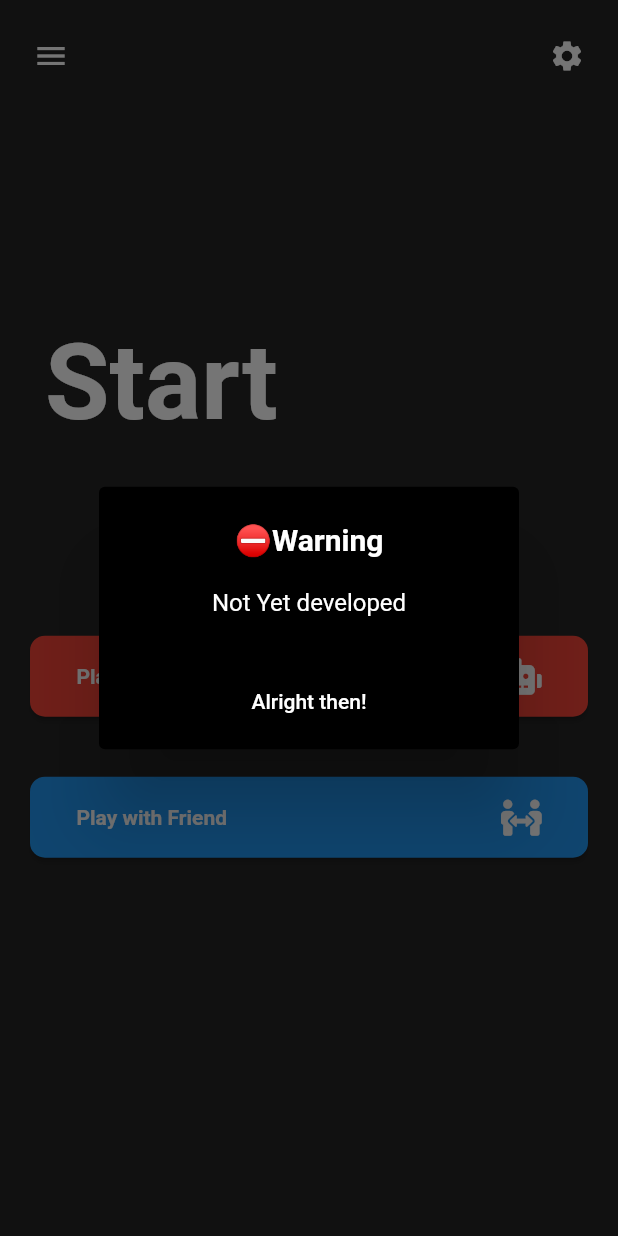
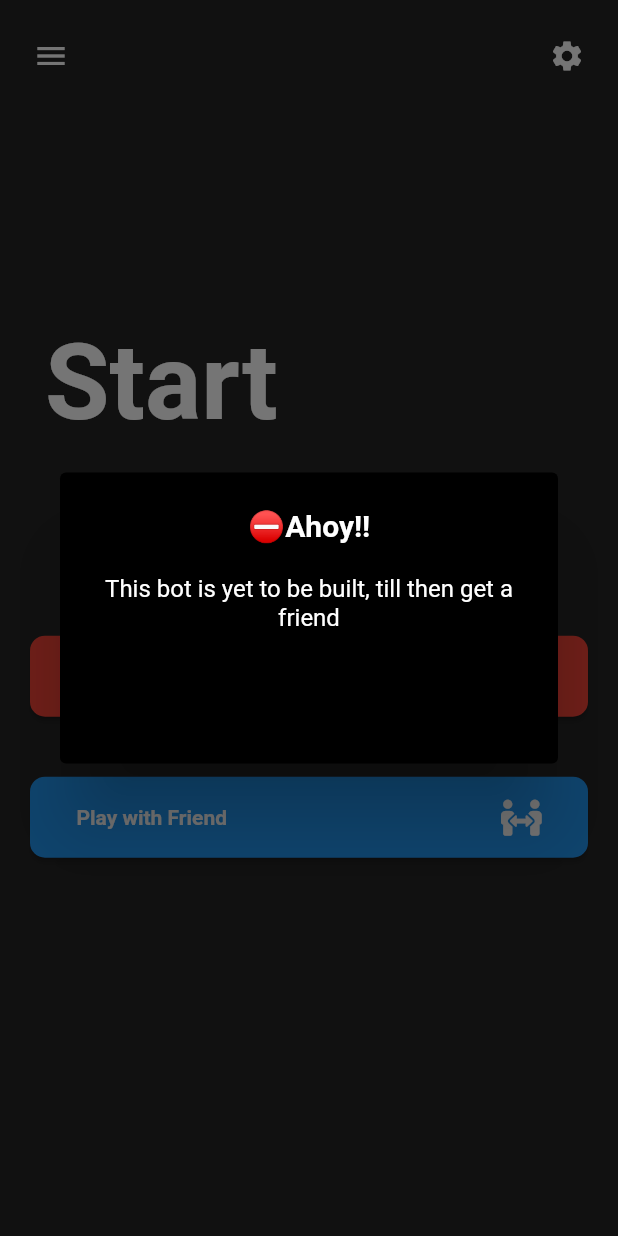
Before and after one commit to Afroz-Shaikh/ttt, a Flutter app: the screen it shows after launch, after a tap on "Play with bot", on a phone screen of 412 x 824 dp. Run offline on Flutter 3.47's test engine with Material 2 defaults, Android fonts, the phone set to English and light mode, and no system bars; our stand-ins replace font_awesome_flutter; missing offline and left inert: giffy_dialog.

Commit message:
Update Home.dart

```diff
--- a/lib/Screens/Home.dart
+++ b/lib/Screens/Home.dart
@@ -1,7 +1,7 @@
 import 'package:flutter/material.dart';
 import 'package:font_awesome_flutter/font_awesome_flutter.dart';
-//import 'package:ttt/Screens/dialog.dart';
-//import 'package:flutter/services.dart';
+import 'package:ttt/Screens/dialog.dart';
+import 'package:flutter/services.dart';
 import 'package:ttt/Screens/settings.dart';
 
 class HomePage extends StatelessWidget {
@@ -31,26 +31,21 @@ class HomePage extends StatelessWidget {
 //                        size: 50,
                           color: Colors.white,
                         ),
-                        onPressed: () {
-                          Navigator.pushNamed(context, 'Setting');
-                        },
+                        onPressed: () {},
                       ),
                       IconButton(
-                          icon: GestureDetector(
-                            onTap: () {
-                              Navigator.push(
-                                context,
-                                MaterialPageRoute(
-                                    builder: (context) => Setting()),
-                              );
-                            },
-                            child: Icon(
-                              Icons.settings,
-                              //                          size: 50,
-                              color: Colors.white,
-                            ),
+                          icon: Icon(
+                            Icons.settings,
+//                          size: 50,
+                            color: Colors.white,
                           ),
-                          onPressed: () {}),
+                          onPressed: () {
+                            Navigator.push(
+                              context,
+                              MaterialPageRoute(
+                                  builder: (context) => Setting()),
+                            );
+                          }),
 //                  IconButton(icon: FaIcon(FontAwesomeIcons.app), onPressed: (){})
                     ],
                   ),
@@ -83,7 +78,7 @@ class HomePage extends StatelessWidget {
                     children: <Widget>[
                       Padding(
                         padding: const EdgeInsets.all(20.0),
-                        child: MaterialButton(
+                        child: RaisedButton(
 //                          disabledColor: Colors.grey,
 
                           splashColor: Colors.blue,
@@ -111,7 +106,7 @@ class HomePage extends StatelessWidget {
                       ),
                       Padding(
                         padding: const EdgeInsets.all(20.0),
-                        child: MaterialButton(
+                        child: RaisedButton(
                           splashColor: Colors.red,
                           textColor: Colors.white,
                           color: Colors.blue,
@@ -155,23 +150,22 @@ _popupDialog(BuildContext context) {
         return AlertDialog(
           backgroundColor: Colors.black,
           title: Text(
-            '⛔Warning',
+            '⛔Ahoy!!',
             style: TextStyle(fontWeight: FontWeight.bold, color: Colors.white),
             textAlign: TextAlign.center,
           ),
           content: Text(
-            'Not Yet developed',
+            'This bot is yet to be built, till then get a friend',
             style: TextStyle(color: Colors.white),
             textAlign: TextAlign.center,
           ),
           actions: <Widget>[
-            MaterialButton(
+            FlatButton(
               onPressed: () => Navigator.of(context).pop(),
               child: Center(
                   child: Text(
                 'Alright then!',
                 textAlign: TextAlign.center,
-                style: TextStyle(color: Colors.white),
               )),
             ),
           ],
```
